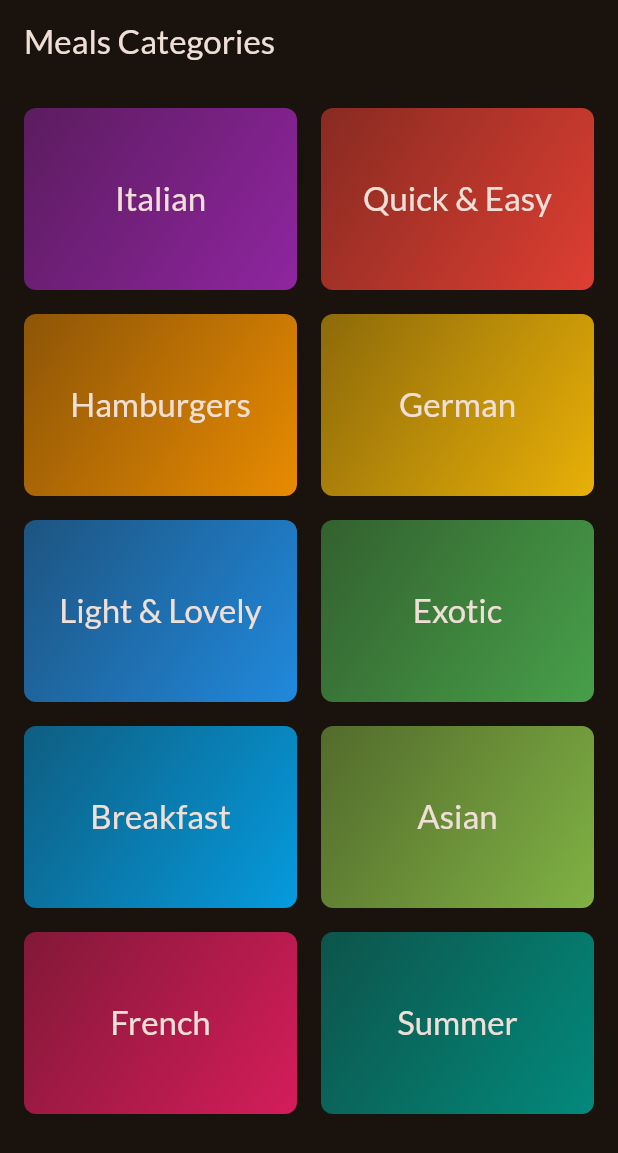
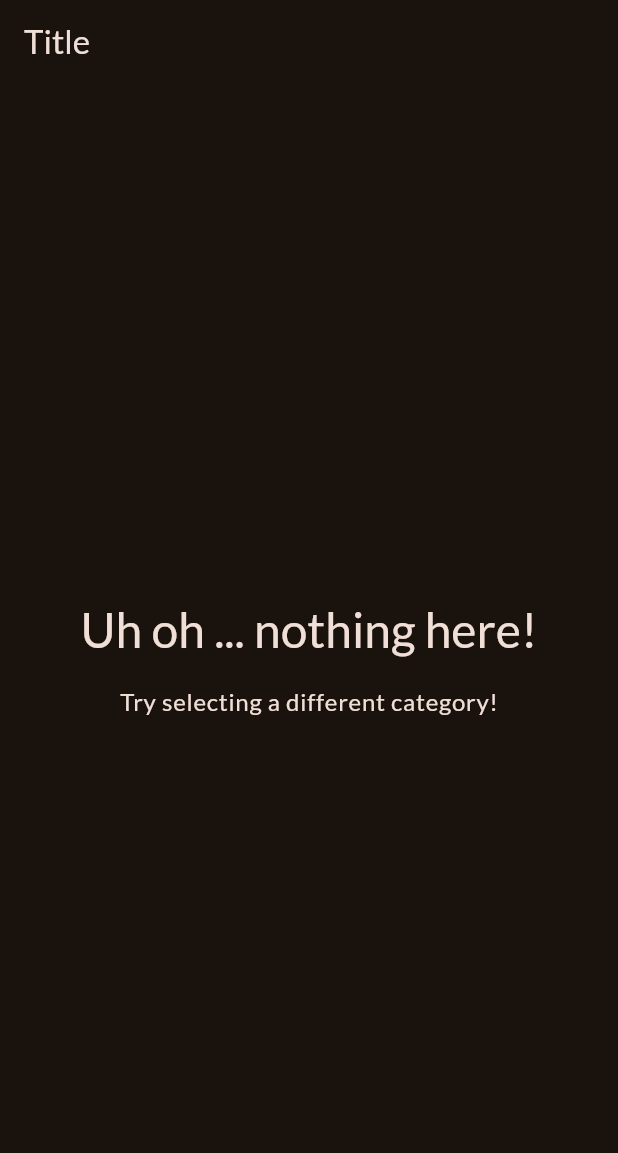
Before and after one commit to FadyFawzyOfficial/mealsx, a Flutter app: the screen it shows after launch, on a phone screen of 412 x 824 dp. Shown: the top 1153 px of the screen. Run offline on Flutter 3.47's test engine with Material 3 defaults, Android fonts, the phone set to English and light mode, and no system bars; our stand-ins replace google_fonts.

Commit message:
9. Build MealScreen

```diff
--- a/lib/main.dart
+++ b/lib/main.dart
@@ -1,7 +1,7 @@
 import 'package:flutter/material.dart';
 import 'package:google_fonts/google_fonts.dart';
 
-import 'screens/categories_screen.dart';
+import 'screens/meal_screen.dart';
 
 final theme = ThemeData(
   useMaterial3: true,
@@ -23,7 +23,10 @@ class App extends StatelessWidget {
   Widget build(BuildContext context) {
     return MaterialApp(
       theme: theme,
-      home: const CategoriesScreen(),
+      home: const MealScreen(
+        title: 'Title',
+        meals: [],
+      ),
     );
   }
 }
--- /dev/null
+++ b/lib/screens/meal_screen.dart
@@ -0,0 +1,68 @@
+import 'package:flutter/material.dart';
+
+import '../models/meal.dart';
+
+class MealScreen extends StatelessWidget {
+  final String title;
+  final List<Meal> meals;
+
+  const MealScreen({super.key, required this.title, required this.meals});
+
+  @override
+  Widget build(context) {
+    return Scaffold(
+      appBar: AppBar(title: Text(title)),
+      body: meals.isNotEmpty ? MealsListView(meals: meals) : const EmptyMeals(),
+    );
+  }
+}
+
+class MealsListView extends StatelessWidget {
+  const MealsListView({super.key, required this.meals});
+
+  final List<Meal> meals;
+
+  @override
+  Widget build(context) {
+    return ListView.builder(
+      itemCount: meals.length,
+      itemBuilder: (context, index) {
+        final meal = meals[index];
+        return ListTile(
+          leading: Image.network(meal.imageUrl),
+          title: Text(meal.title),
+        );
+      },
+    );
+  }
+}
+
+class EmptyMeals extends StatelessWidget {
+  const EmptyMeals({super.key});
+
+  @override
+  Widget build(context) {
+    return Center(
+      child: Column(
+        mainAxisSize: MainAxisSize.min,
+        children: [
+          Text(
+            'Uh oh ... nothing here!',
+            style: Theme.of(context)
+                .textTheme
+                .headlineLarge!
+                .copyWith(color: Theme.of(context).colorScheme.onSurface),
+          ),
+          const SizedBox(height: 16),
+          Text(
+            'Try selecting a different category!',
+            style: Theme.of(context)
+                .textTheme
+                .bodyLarge!
+                .copyWith(color: Theme.of(context).colorScheme.onSurface),
+          ),
+        ],
+      ),
+    );
+  }
+}
```
